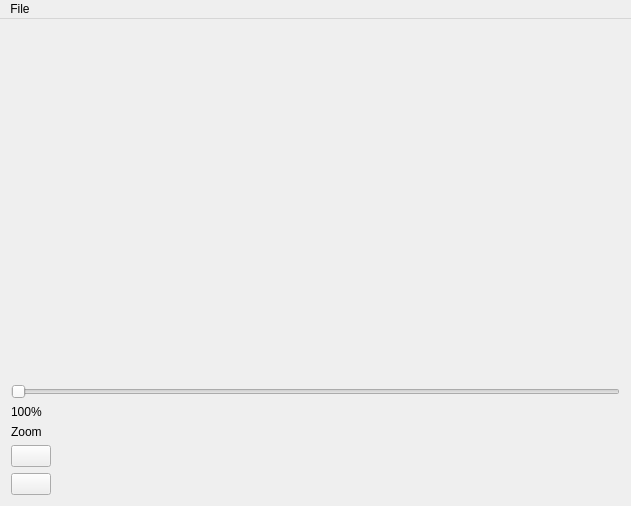
Qt form Middleware_practica/ui/MainWindow.ui (Xohat/Practica_Middleware) before a commit.
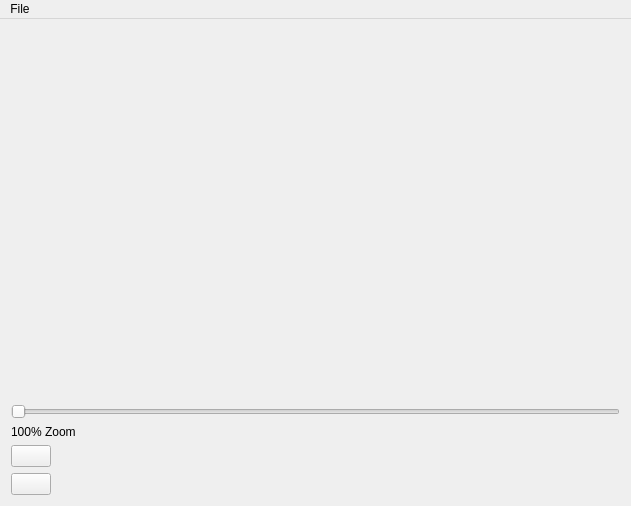
The same form after that commit. Icons and pictures are not drawn.

Diff of the .ui file:
```diff
--- a/Middleware_practica/ui/MainWindow.ui
+++ b/Middleware_practica/ui/MainWindow.ui
@@ -71,21 +71,14 @@
               <verstretch>0</verstretch>
              </sizepolicy>
             </property>
-            <property name="text">
-             <string>100%</string>
+            <property name="autoFillBackground">
+             <bool>true</bool>
             </property>
-           </widget>
-          </item>
-          <item>
-           <widget class="QLabel" name="ZoomLabel">
-            <property name="sizePolicy">
-             <sizepolicy hsizetype="Preferred" vsizetype="Fixed">
-              <horstretch>0</horstretch>
-              <verstretch>0</verstretch>
-             </sizepolicy>
+            <property name="styleSheet">
+             <string notr="true">Color:rgb(0, 0, 0)</string>
             </property>
             <property name="text">
-             <string>Zoom</string>
+             <string>100% Zoom</string>
             </property>
            </widget>
           </item>
```
